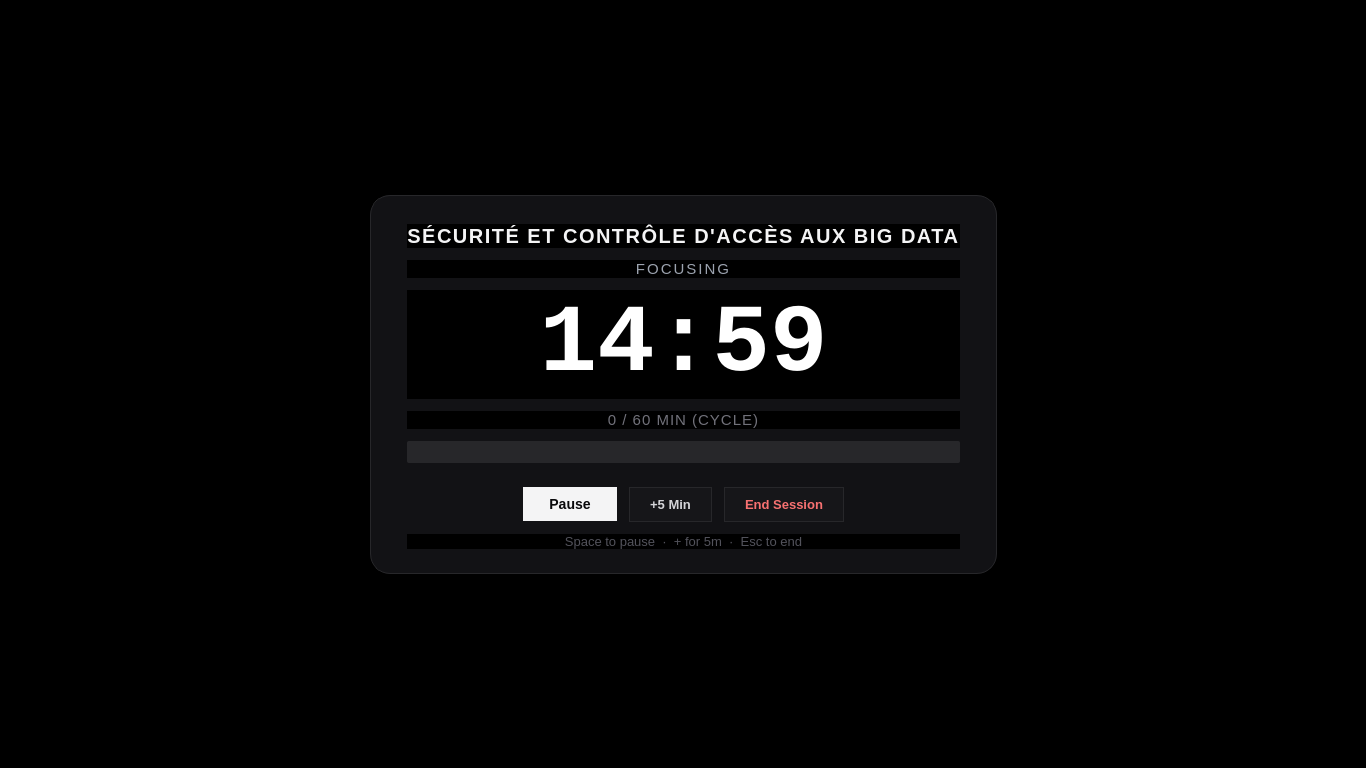
Before: the Qt Designer form src/study_station/ui/designer/focus_screen.ui in Maaloul-Khalil-M/StudyStationKiosk, drawn with Qt 5.
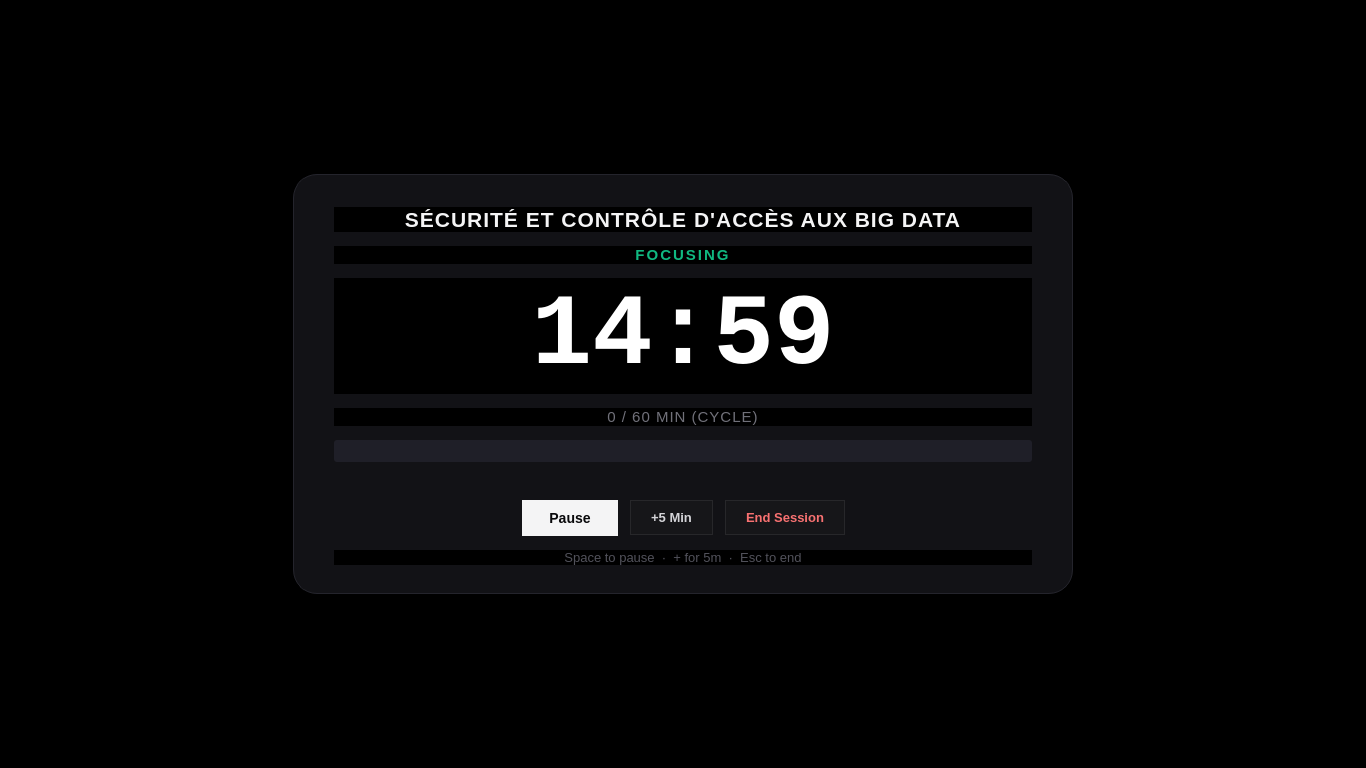
After: the same form once the commit is applied.

Patch:
```diff
--- a/src/study_station/ui/designer/focus_screen.ui
+++ b/src/study_station/ui/designer/focus_screen.ui
@@ -61,44 +61,44 @@
       <widget class="QFrame" name="focusCard">
        <property name="minimumSize">
         <size>
-         <width>560</width>
-         <height>360</height>
+         <width>780</width>
+         <height>420</height>
         </size>
        </property>
        <property name="styleSheet">
         <string notr="true">QFrame#focusCard {
-    background-color: #121215;
-    border: 1px solid #27272A;
-    border-radius: 20px;
+    background-color: #121216;
+    border: 1px solid #24242C;
+    border-radius: 24px;
 }</string>
        </property>
        <layout class="QVBoxLayout" name="cardLayout">
         <property name="spacing">
-         <number>12</number>
+         <number>14</number>
         </property>
         <property name="leftMargin">
-         <number>36</number>
+         <number>40</number>
         </property>
         <property name="topMargin">
-         <number>28</number>
+         <number>32</number>
         </property>
         <property name="rightMargin">
-         <number>36</number>
+         <number>40</number>
         </property>
         <property name="bottomMargin">
-         <number>24</number>
+         <number>28</number>
         </property>
         <item>
          <widget class="QLabel" name="lblSubject">
           <property name="font">
            <font>
-            <pointsize>15</pointsize>
+            <pointsize>16</pointsize>
             <weight>75</weight>
             <bold>true</bold>
            </font>
           </property>
           <property name="styleSheet">
-           <string notr="true">color: #F4F4F5; letter-spacing: 1.5px;</string>
+           <string notr="true">color: #F4F4F5; letter-spacing: 1px;</string>
           </property>
           <property name="text">
            <string>SÉCURITÉ ET CONTRÔLE D'ACCÈS AUX BIG DATA</string>
@@ -106,6 +106,9 @@
           <property name="alignment">
            <set>Qt::AlignCenter</set>
           </property>
+          <property name="wordWrap">
+           <bool>true</bool>
+          </property>
          </widget>
         </item>
         <item>
@@ -113,11 +116,12 @@
           <property name="font">
            <font>
             <pointsize>11</pointsize>
-            <weight>50</weight>
+            <weight>75</weight>
+            <bold>true</bold>
            </font>
           </property>
           <property name="styleSheet">
-           <string notr="true">color: #9CA3AF; letter-spacing: 2px;</string>
+           <string notr="true">color: #10B981; letter-spacing: 2px;</string>
           </property>
           <property name="text">
            <string>FOCUSING</string>
@@ -132,7 +136,7 @@
           <property name="font">
            <font>
             <family>Monospace</family>
-            <pointsize>72</pointsize>
+            <pointsize>76</pointsize>
             <weight>75</weight>
             <bold>true</bold>
            </font>
@@ -173,14 +177,13 @@
           </property>
           <property name="styleSheet">
            <string notr="true">QProgressBar {
-    background-color: #27272A;
-    border-radius: 2px;
-    text-align: center;
+    background-color: #1F1F28;
+    border-radius: 3px;
     border: none;
 }
 QProgressBar::chunk {
-    background-color: #E4E4E7;
-    border-radius: 2px;
+    background-color: #3B82F6;
+    border-radius: 3px;
 }</string>
           </property>
           <property name="value">
@@ -235,7 +238,7 @@
     font-weight: 600;
     border-radius: 20px;
     padding: 9px 26px;
-    border: none;
+    border: 1px solid #F4F4F5;
 }
 QPushButton:hover {
     background-color: #FFFFFF;
```
Left out of the diff: 4 changed lines with no effect on the pictures.
